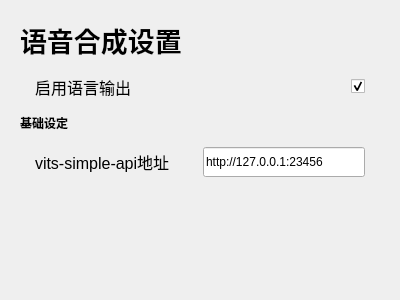
Above: mianwindow_uichild/setting_vits.ui from Zao-chen/ZcChat before the change. Below: the same form after it.
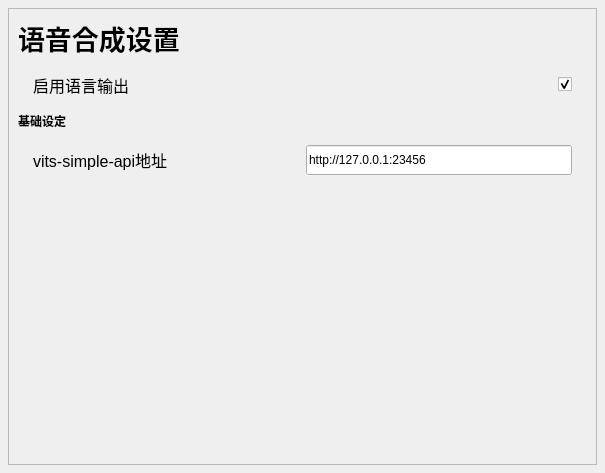
That is the form after the change. Custom widgets are drawn as their Qt base class.

Commit message: [refactor] rename setting_actor to setting_actor_interface

```diff
--- a/mianwindow_uichild/setting_vits.ui
+++ b/mianwindow_uichild/setting_vits.ui
@@ -6,26 +6,41 @@
    <rect>
     <x>0</x>
     <y>0</y>
-    <width>400</width>
-    <height>300</height>
+    <width>605</width>
+    <height>473</height>
    </rect>
   </property>
   <property name="windowTitle">
    <string>Form</string>
   </property>
-  <layout class="QVBoxLayout" name="verticalLayout" stretch="0,0,0,0,1">
+  <layout class="QVBoxLayout" name="verticalLayout" stretch="0">
    <property name="leftMargin">
-    <number>20</number>
+    <number>8</number>
    </property>
    <property name="topMargin">
-    <number>20</number>
+    <number>8</number>
    </property>
    <property name="rightMargin">
-    <number>20</number>
+    <number>8</number>
    </property>
    <property name="bottomMargin">
-    <number>20</number>
+    <number>8</number>
    </property>
+   <item>
+    <widget class="QScrollArea" name="scrollArea">
+     <property name="widgetResizable">
+      <bool>true</bool>
+     </property>
+     <widget class="QWidget" name="scrollAreaWidgetContents">
+      <property name="geometry">
+       <rect>
+        <x>0</x>
+        <y>0</y>
+        <width>587</width>
+        <height>455</height>
+       </rect>
+      </property>
+      <layout class="QVBoxLayout" name="verticalLayout_2" stretch="0,0,0,0,1">
    <item>
     <widget class="ElaText" name="label">
      <property name="font">
@@ -146,11 +161,15 @@
    </item>
   </layout>
  </widget>
+    </widget>
+   </item>
+  </layout>
+ </widget>
  <customwidgets>
   <customwidget>
-   <class>ElaCheckBox</class>
-   <extends>QCheckBox</extends>
-   <header location="global">elacheckbox.h</header>
+   <class>ElaText</class>
+   <extends>QLabel</extends>
+   <header location="global">elatext.h</header>
   </customwidget>
   <customwidget>
    <class>ElaScrollPageArea</class>
@@ -158,16 +177,16 @@
    <header location="global">elascrollpagearea.h</header>
    <container>1</container>
   </customwidget>
-  <customwidget>
-   <class>ElaText</class>
-   <extends>QLabel</extends>
-   <header location="global">elatext.h</header>
-  </customwidget>
   <customwidget>
    <class>ElaLineEdit</class>
    <extends>QLineEdit</extends>
    <header location="global">elalineedit.h</header>
   </customwidget>
+  <customwidget>
+   <class>ElaCheckBox</class>
+   <extends>QCheckBox</extends>
+   <header location="global">elacheckbox.h</header>
+  </customwidget>
  </customwidgets>
  <resources/>
  <connections/>
```
Lines whose indentation alone changed are shown as unchanged. The commit also changes 13 other files.
